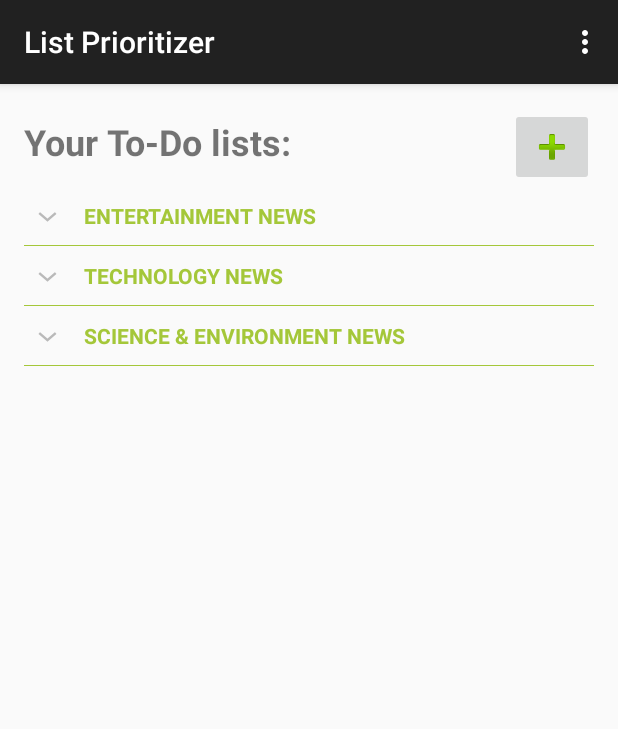
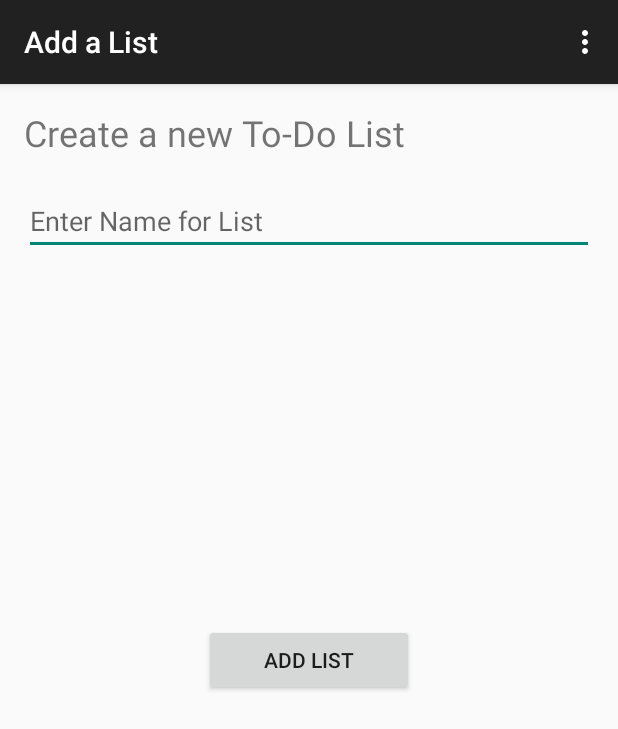
Before and after one commit to immad12/PrioritizerApp, an Android app: the screen it shows after launch (MainActivity before the commit, AddListActivity after it), after a tap on an icon or button, on a phone screen of 412 x 824 dp. Shown: the top 729 px of the screen. Run offline under Robolectric (Android 15) with nearby library versions, the phone set to English and light mode, and no system bars.

Commit message:
Created a new Activity for adding a new list

```diff
--- a/app/src/main/AndroidManifest.xml
+++ b/app/src/main/AndroidManifest.xml
@@ -16,6 +16,10 @@
                 <category android:name="android.intent.category.LAUNCHER" />
             </intent-filter>
         </activity>
+        <activity
+            android:name=".AddListActivity"
+            android:label="@string/title_activity_add_list" >
+        </activity>
     </application>
 
 </manifest>
--- /dev/null
+++ b/app/src/main/java/dk/mlm/prioritizer/AddListActivity.java
@@ -0,0 +1,59 @@
+package dk.mlm.prioritizer;
+
+import android.content.Intent;
+import android.support.v7.app.ActionBarActivity;
+import android.os.Bundle;
+import android.view.Menu;
+import android.view.MenuItem;
+import android.view.View;
+import android.widget.Button;
+import android.widget.EditText;
+
+public class AddListActivity extends ActionBarActivity implements View.OnClickListener {
+
+    private EditText txtName;
+
+    @Override
+    protected void onCreate(Bundle savedInstanceState) {
+        super.onCreate(savedInstanceState);
+        setContentView(R.layout.activity_add_list);
+
+        txtName = (EditText) findViewById(R.id.txtNameList);
+
+        Button btnCreate = (Button) findViewById(R.id.buttonCreateList);
+        btnCreate.setOnClickListener(this);
+    }
+
+    @Override
+    public void onClick(View v)
+    {
+        String listName = txtName.getText().toString();
+
+        Intent returnIntent = new Intent();
+        returnIntent.putExtra("parentList", listName);
+        setResult(RESULT_OK, returnIntent);
+        finish();
+    }
+
+    @Override
+    public boolean onCreateOptionsMenu(Menu menu) {
+        // Inflate the menu; this adds items to the action bar if it is present.
+        getMenuInflater().inflate(R.menu.menu_add_list, menu);
+        return true;
+    }
+
+    @Override
+    public boolean onOptionsItemSelected(MenuItem item) {
+        // Handle action bar item clicks here. The action bar will
+        // automatically handle clicks on the Home/Up button, so long
+        // as you specify a parent activity in AndroidManifest.xml.
+        int id = item.getItemId();
+
+        //noinspection SimplifiableIfStatement
+        if (id == R.id.action_settings) {
+            return true;
+        }
+
+        return super.onOptionsItemSelected(item);
+    }
+}
--- a/app/src/main/java/dk/mlm/prioritizer/MainActivity.java
+++ b/app/src/main/java/dk/mlm/prioritizer/MainActivity.java
@@ -1,5 +1,6 @@
 package dk.mlm.prioritizer;
 
+import android.content.Intent;
 import android.support.v7.app.ActionBarActivity;
 import android.os.Bundle;
 import android.view.Menu;
@@ -84,7 +85,20 @@ public class MainActivity extends ActionBarActivity implements View.OnClickListe
 
     @Override
     public void onClick(View v) {
-        // TODO Start new activity to create a list!
+        Intent intent = new Intent(this, AddListActivity.class);
+        startActivityForResult(intent, 1);
+    }
+
+    @Override
+    protected void onActivityResult(int requestCode, int resultCode, Intent data) {
+        if (requestCode == 1) {
+            if (resultCode == RESULT_OK) {
+                String result = (String) data.getSerializableExtra("parentList");
+                // Toast.makeText(getApplicationContext(), "Create List Worked", Toast.LENGTH_SHORT).show();
+                // TODO Change the list that is added
+                expandableListDetail.put(result, expandableListTitle);
+            }
+        }
     }
 
     @Override
--- /dev/null
+++ b/app/src/main/res/layout/activity_add_list.xml
@@ -0,0 +1,40 @@
+<RelativeLayout xmlns:android="http://schemas.android.com/apk/res/android"
+                xmlns:tools="http://schemas.android.com/tools"
+                android:layout_width="match_parent"
+                android:layout_height="match_parent"
+                android:paddingLeft="@dimen/activity_horizontal_margin"
+                android:paddingRight="@dimen/activity_horizontal_margin"
+                android:paddingTop="@dimen/activity_vertical_margin"
+                android:paddingBottom="@dimen/activity_vertical_margin"
+                tools:context="dk.mlm.prioritizerapp.AddListActivity">
+
+    <TextView
+        android:text="Create a new To-Do List"
+        android:textSize="24dp"
+        android:layout_width="wrap_content"
+        android:layout_height="wrap_content"
+        android:id="@+id/textView2"
+        android:layout_alignParentLeft="true"
+        android:layout_alignParentTop="true"/>
+
+    <EditText
+        android:layout_width="wrap_content"
+        android:layout_height="wrap_content"
+        android:id="@+id/txtNameList"
+        android:layout_below="@+id/textView2"
+        android:paddingTop="30dp"
+        android:layout_alignParentLeft="true"
+        android:layout_alignParentRight="true"
+        android:hint="Enter Name for List"/>
+
+    <Button
+        android:layout_width="wrap_content"
+        android:layout_height="wrap_content"
+        android:id="@+id/buttonCreateList"
+        android:text="Add List"
+        android:layout_centerVertical="true"
+        android:layout_centerHorizontal="true"
+        android:paddingLeft="40dp"
+        android:paddingRight="40dp"/>
+
+</RelativeLayout>
--- /dev/null
+++ b/app/src/main/res/menu/menu_add_list.xml
@@ -0,0 +1,9 @@
+<menu xmlns:android="http://schemas.android.com/apk/res/android"
+      xmlns:app="http://schemas.android.com/apk/res-auto"
+      xmlns:tools="http://schemas.android.com/tools"
+      tools:context="dk.mlm.prioritizer.AddListActivity">
+    <item android:id="@+id/action_settings"
+          android:title="@string/action_settings"
+          android:orderInCategory="100"
+          app:showAsAction="never"/>
+</menu>
--- a/app/src/main/res/values/strings.xml
+++ b/app/src/main/res/values/strings.xml
@@ -4,4 +4,5 @@
     <string name="action_settings">Settings</string>
 
     <string name="welcome_title">Your To-Do lists:</string>
+    <string name="title_activity_add_list">Add a List</string>
 </resources>
```
